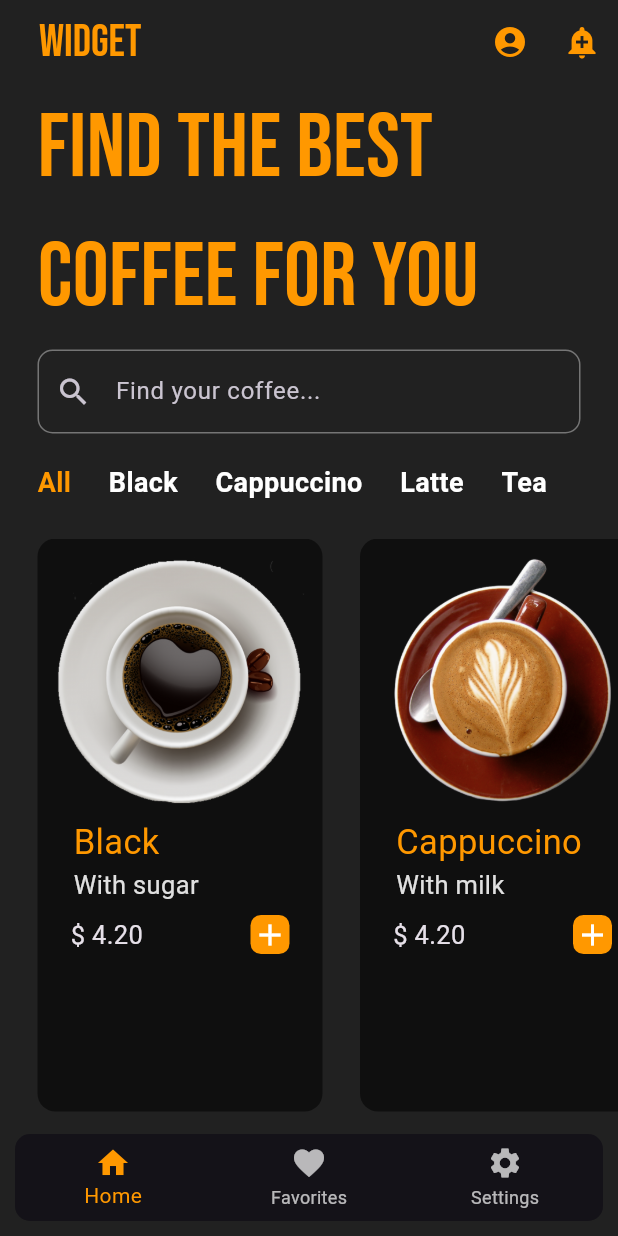
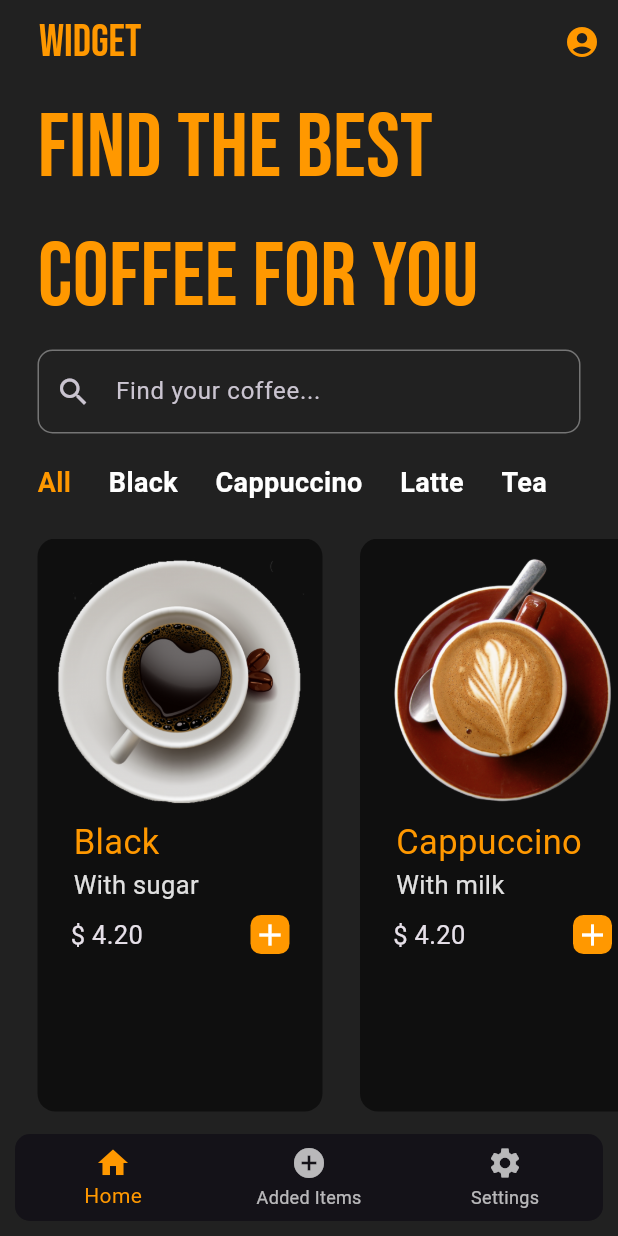
Before and after one commit to buzurg2003/coffee_app, a Flutter app: the screen it shows after launch, on a phone screen of 412 x 824 dp. Run offline on Flutter 3.47's test engine with Material 3 defaults, Android fonts, the light colour scheme and no system bars; our stand-ins replace google_fonts.

Commit message:
Fixed bug

```diff
--- a/lib/navigations/navigation_bar_widget.dart
+++ b/lib/navigations/navigation_bar_widget.dart
@@ -1,6 +1,5 @@
 import 'package:coffee_app/pages/favorites_page.dart';
 import 'package:coffee_app/pages/home_page.dart';
-import 'package:coffee_app/pages/notifications_page.dart';
 import 'package:coffee_app/pages/settings_page.dart';
 import 'package:coffee_app/pages/user_page.dart';
 import 'package:flutter/material.dart';
@@ -34,6 +33,7 @@ class _NavigationBarWidgetState extends State<NavigationBarWidget> {
   @override
   Widget build(BuildContext context) {
     return Scaffold(
+      resizeToAvoidBottomInset: false,
       backgroundColor: Colors.grey[900],
       appBar: AppBar(
         actions: <Widget> [
@@ -49,18 +49,42 @@ class _NavigationBarWidgetState extends State<NavigationBarWidget> {
               color: Colors.orange,
             ),
           ),
-          IconButton(
-            onPressed: () {
-              Navigator.push(
-                context,
-                MaterialPageRoute(builder: (context) => NotificationsPage()),
-              );
-            },
-            icon: Icon(
-              Icons.add_alert,
-              color: Colors.orange,
-            ),
-          ),
+          // IconButton(
+          //   onPressed: () {
+          //     showModalBottomSheet(
+          //       context: context,
+          //       isScrollControlled: true, // set this to true
+          //       builder: (_) {
+          //         return DraggableScrollableSheet(
+          //           expand: false,
+          //           builder: (_, controller) {
+          //             return Padding(
+          //               padding: const EdgeInsets.all(8.0),
+          //               child: ListView(
+          //                 children: [
+          //                   FilledButton.tonal(
+          //                     onPressed: () {},
+          //                     child: Text('Clean'),
+          //                   ),
+          //                   ListTile(
+          //                     leading: Icon(Icons.add_alert_outlined),
+          //                     title: Text('Title'),
+          //                     subtitle: Text('Subtitle'),
+          //                     onTap: () {},
+          //                   ),
+          //                 ],
+          //               ),
+          //             );
+          //           },
+          //         );
+          //       },
+          //     );
+          //   },
+          //   icon: Icon(
+          //     Icons.add_alert,
+          //     color: Colors.orange,
+          //   ),
+          // ),
         ],
         title: Padding(
           padding: const EdgeInsets.only(
@@ -87,8 +111,8 @@ class _NavigationBarWidgetState extends State<NavigationBarWidget> {
                 label: 'Home'
               ),
               BottomNavigationBarItem(
-                icon: Icon(Icons.favorite),
-                label: 'Favorites'
+                icon: Icon(Icons.add_circle),
+                label: 'Added Items'
               ),
               BottomNavigationBarItem(
                 icon: Icon(Icons.settings),
@@ -103,6 +127,5 @@ class _NavigationBarWidgetState extends State<NavigationBarWidget> {
       ),
       body: _widgetOptions[_selectedTab],
     );
-
   }
 }
```
Also changed, not shown: lib/pages/notifications_page.dart (deleted, +0 -29 lines), pubspec.lock, 1 other file.
